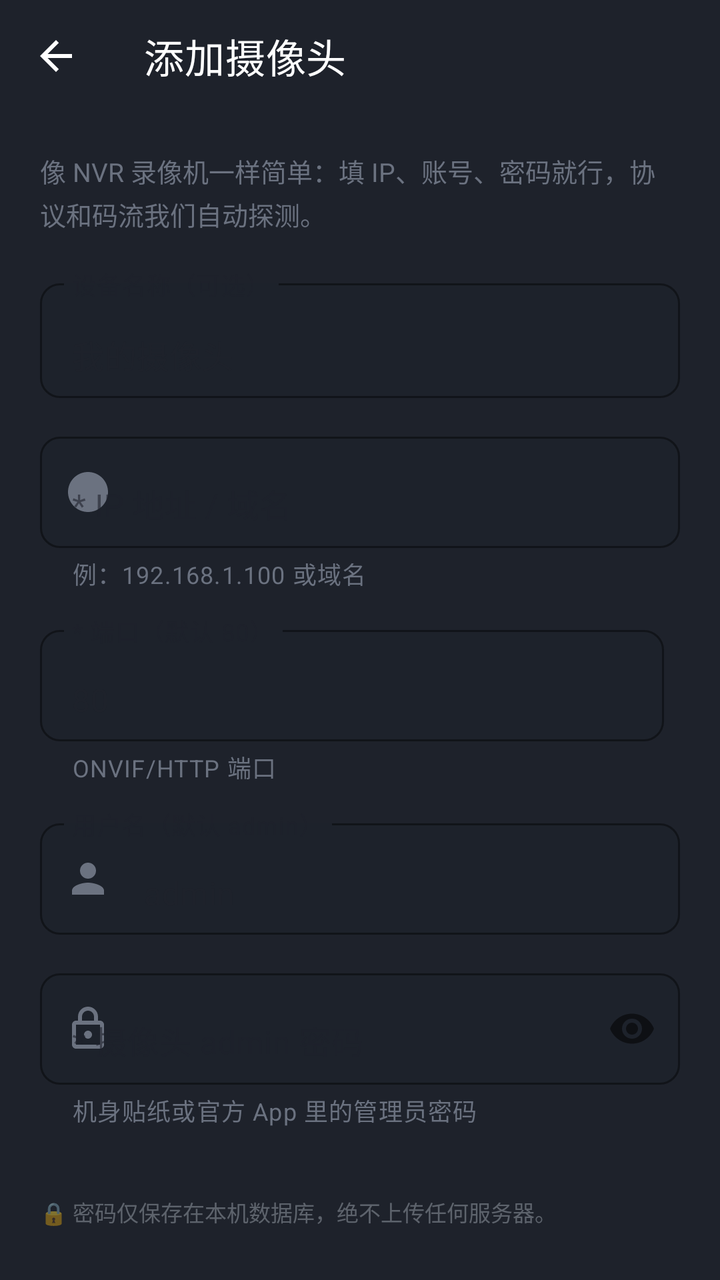
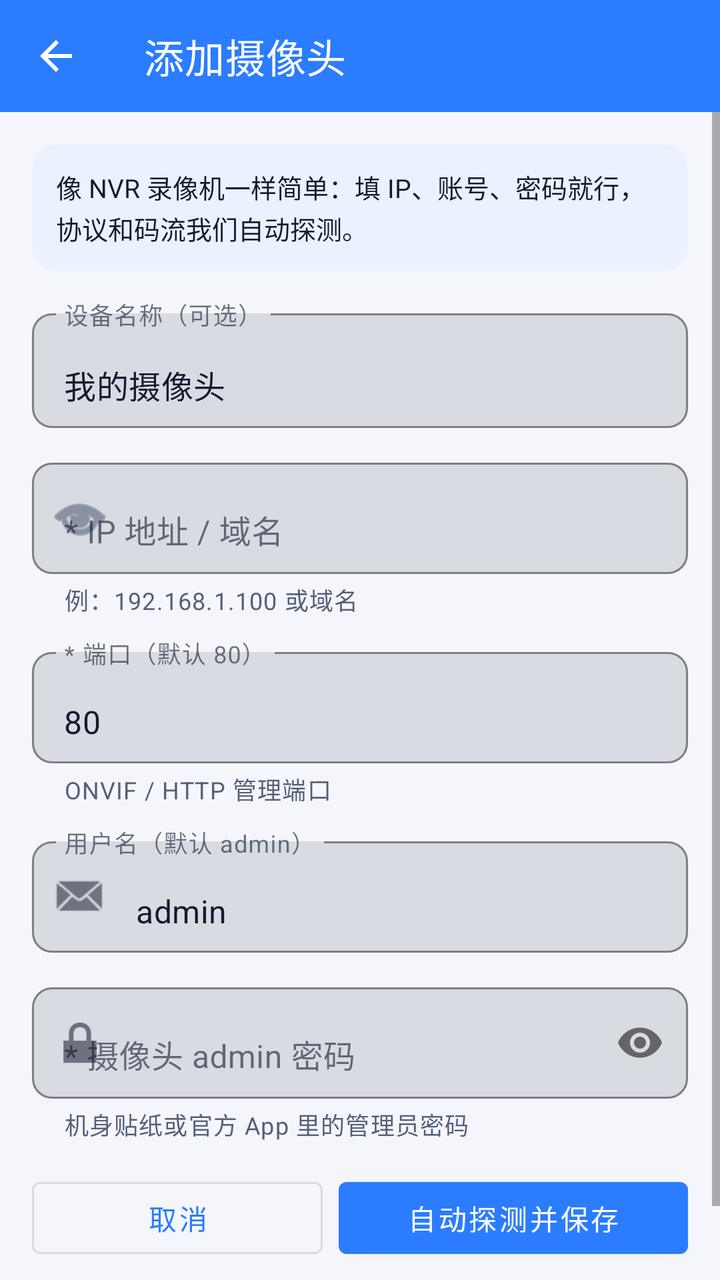

Screens rendered from an Android XML layout before and after an edit, with the pre-edit source and the edit as a unified diff.
<!-- AndroidManifest.xml: application theme Theme.CameraManager -->
<!-- res/layout/activity_add_device.xml -->
<?xml version="1.0" encoding="utf-8"?>
<LinearLayout xmlns:android="http://schemas.android.com/apk/res/android"
    xmlns:app="http://schemas.android.com/apk/res-auto"
    android:layout_width="match_parent" android:layout_height="match_parent"
    android:orientation="vertical" android:background="@color/bg_dark">

    <com.google.android.material.appbar.MaterialToolbar android:id="@+id/toolbar"
        android:layout_width="match_parent" android:layout_height="?attr/actionBarSize"
        android:background="@color/bg_dark" app:title="@string/add_device"
        app:titleTextColor="@color/white"
        app:navigationIcon="@drawable/ic_back_white"/>

    <ScrollView
        android:layout_width="match_parent" android:layout_height="0dp"
        android:layout_weight="1" android:fillViewport="true">

        <LinearLayout android:layout_width="match_parent" android:layout_height="wrap_content"
            android:orientation="vertical" android:padding="20dp">

            <TextView
                android:layout_width="match_parent" android:layout_height="wrap_content"
                android:text="像 NVR 录像机一样简单：填 IP、账号、密码就行，协议和码流我们自动探测。"
                android:textColor="@color/text_secondary" android:textSize="13sp"
                android:lineSpacingExtra="3dp"
                android:layout_marginBottom="20dp"/>

            <com.google.android.material.textfield.TextInputLayout
                android:layout_width="match_parent" android:layout_height="wrap_content"
                android:hint="设备名称（可选）" android:layout_marginBottom="14dp"
                app:boxBackgroundMode="outline" app:boxCornerRadiusTopStart="10dp"
                app:boxCornerRadiusTopEnd="10dp" app:boxCornerRadiusBottomStart="10dp"
                app:boxCornerRadiusBottomEnd="10dp"
                app:boxStrokeColor="@color/brand_primary"
                app:hintTextColor="@color/text_secondary">
                <com.google.android.material.textfield.TextInputEditText
                    android:id="@+id/editName" android:layout_width="match_parent"
                    android:layout_height="wrap_content" android:textColor="@color/text_primary"
                    android:text="我的摄像头"/>
            </com.google.android.material.textfield.TextInputLayout>

            <com.google.android.material.textfield.TextInputLayout
                android:layout_width="match_parent" android:layout_height="wrap_content"
                android:hint="* IP 地址 / 域名"
                android:layout_marginBottom="14dp"
                app:boxBackgroundMode="outline" app:boxCornerRadiusTopStart="10dp"
                app:boxCornerRadiusTopEnd="10dp" app:boxCornerRadiusBottomStart="10dp"
                app:boxCornerRadiusBottomEnd="10dp"
                app:boxStrokeColor="@color/brand_primary"
                app:startIconDrawable="@drawable/ic_ip" app:startIconTint="@color/text_secondary"
                app:helperText="例：192.168.1.100 或域名"
                app:helperTextTextColor="@color/text_secondary">
                <com.google.android.material.textfield.TextInputEditText
                    android:id="@+id/editHost" android:layout_width="match_parent"
                    android:layout_height="wrap_content" android:inputType="textUri"
                    android:textColor="@color/text_primary"/>
            </com.google.android.material.textfield.TextInputLayout>

            <LinearLayout
                android:layout_width="match_parent" android:layout_height="wrap_content"
                android:orientation="horizontal" android:layout_marginBottom="14dp">

                <com.google.android.material.textfield.TextInputLayout
                    android:layout_width="0dp" android:layout_height="wrap_content"
                    android:layout_weight="1" android:hint="* 端口（默认 80）"
                    android:layout_marginEnd="8dp"
                    app:boxBackgroundMode="outline" app:boxCornerRadiusTopStart="10dp"
                    app:boxCornerRadiusTopEnd="10dp" app:boxCornerRadiusBottomStart="10dp"
                    app:boxCornerRadiusBottomEnd="10dp"
                    app:boxStrokeColor="@color/brand_primary"
                    app:helperText="ONVIF/HTTP 端口"
                    app:helperTextTextColor="@color/text_secondary">
                    <com.google.android.material.textfield.TextInputEditText
                        android:id="@+id/editPort" android:layout_width="match_parent"
                        android:layout_height="wrap_content" android:inputType="number"
                        android:text="80" android:textColor="@color/text_primary"/>
                </com.google.android.material.textfield.TextInputLayout>
            </LinearLayout>

            <com.google.android.material.textfield.TextInputLayout
                android:layout_width="match_parent" android:layout_height="wrap_content"
                android:hint="用户名（默认 admin）"
                android:layout_marginBottom="14dp"
                app:boxBackgroundMode="outline" app:boxCornerRadiusTopStart="10dp"
                app:boxCornerRadiusTopEnd="10dp" app:boxCornerRadiusBottomStart="10dp"
                app:boxCornerRadiusBottomEnd="10dp"
                app:boxStrokeColor="@color/brand_primary"
                app:startIconDrawable="@drawable/ic_user" app:startIconTint="@color/text_secondary">
                <com.google.android.material.textfield.TextInputEditText
                    android:id="@+id/editUser" android:layout_width="match_parent"
                    android:layout_height="wrap_content" android:text="admin"
                    android:textColor="@color/text_primary"/>
            </com.google.android.material.textfield.TextInputLayout>

            <com.google.android.material.textfield.TextInputLayout
                android:layout_width="match_parent" android:layout_height="wrap_content"
                android:hint="* 摄像头 admin 密码"
                android:layout_marginBottom="18dp"
                app:boxBackgroundMode="outline" app:boxCornerRadiusTopStart="10dp"
                app:boxCornerRadiusTopEnd="10dp" app:boxCornerRadiusBottomStart="10dp"
                app:boxCornerRadiusBottomEnd="10dp"
                app:boxStrokeColor="@color/brand_primary"
                app:startIconDrawable="@drawable/ic_lock" app:startIconTint="@color/text_secondary"
                app:passwordToggleEnabled="true"
                app:helperText="机身贴纸或官方 App 里的管理员密码"
                app:helperTextTextColor="@color/text_secondary">
                <com.google.android.material.textfield.TextInputEditText
                    android:id="@+id/editPass" android:layout_width="match_parent"
                    android:layout_height="wrap_content"
                    android:inputType="textPassword"
                    android:textColor="@color/text_primary"/>
            </com.google.android.material.textfield.TextInputLayout>

            <com.google.android.material.card.MaterialCardView
                android:id="@+id/cardProbe"
                android:layout_width="match_parent" android:layout_height="wrap_content"
                android:layout_marginBottom="18dp"
                app:cardBackgroundColor="@color/bg_card"
                app:cardCornerRadius="10dp"
                app:strokeWidth="0dp"
                android:visibility="gone">

                <LinearLayout
                    android:layout_width="match_parent" android:layout_height="wrap_content"
                    android:orientation="vertical" android:padding="14dp">
                    <LinearLayout
                        android:layout_width="match_parent" android:layout_height="wrap_content"
                        android:orientation="horizontal" android:gravity="center_vertical">
                        <ProgressBar
                            android:id="@+id/probeProgress"
                            android:layout_width="22dp" android:layout_height="22dp"
                            android:indeterminateTint="@color/brand_accent"/>
                        <TextView
                            android:layout_width="wrap_content" android:layout_height="wrap_content"
                            android:layout_marginStart="10dp"
                            android:text="正在自动探测协议 / 码流 / 能力…"
                            android:textColor="@color/text_primary"
                            android:textStyle="bold" android:textSize="13sp"/>
                    </LinearLayout>
                    <TextView
                        android:id="@+id/probeLog"
                        android:layout_width="match_parent" android:layout_height="wrap_content"
                        android:layout_marginTop="8dp"
                        android:textColor="#B0B6BF"
                        android:textSize="12sp"
                        android:lineSpacingExtra="2dp"
                        android:fontFamily="monospace"/>
                </LinearLayout>
            </com.google.android.material.card.MaterialCardView>

            <LinearLayout
                android:layout_width="match_parent" android:layout_height="wrap_content"
                android:orientation="horizontal">
                <com.google.android.material.button.MaterialButton
                    android:id="@+id/btnCancel" style="@style/Widget.MaterialComponents.Button.OutlinedButton"
                    android:layout_width="0dp" android:layout_weight="1"
                    android:layout_marginEnd="8dp" app:cornerRadius="24dp"
                    app:strokeColor="@color/text_secondary"
                    android:textColor="@color/text_primary"
                    android:text="取消"/>
                <com.google.android.material.button.MaterialButton
                    android:id="@+id/btnSave"
                    android:layout_width="0dp" android:layout_weight="1.2"
                    app:cornerRadius="24dp"
                    android:backgroundTint="@color/brand_primary"
                    android:textColor="@color/white"
                    app:icon="@drawable/ic_search"
                    android:text="自动探测并保存"
                    android:textSize="14sp"
                    android:textStyle="bold"/>
            </LinearLayout>

            <TextView
                android:layout_width="match_parent" android:layout_height="wrap_content"
                android:layout_marginTop="16dp"
                android:text="🔒 密码仅保存在本机数据库，绝不上传任何服务器。"
                android:textColor="#70B0B6BF" android:textSize="11sp"/>
        </LinearLayout>
    </ScrollView>
</LinearLayout>
<!-- resources referenced by this layout -->
<resources>
  <color name="bg_card">#FFFFFF</color>
  <color name="bg_dark">#1E222B</color>
  <color name="brand_accent">#00C48C</color>
  <color name="brand_primary">#00A6FF</color>
  <color name="text_primary">#1E222B</color>
  <color name="text_secondary">#6B7280</color>
  <color name="white">#FFFFFF</color>
  <!-- drawable ic_back_white (drawable) -->
  <vector xmlns:android="http://schemas.android.com/apk/res/android"
      android:width="24dp" android:height="24dp"
      android:viewportWidth="24" android:viewportHeight="24"
      android:tint="#FFFFFF">
      <path android:fillColor="#FFFFFFFF"
          android:pathData="M20,11H7.83l5.59,-5.59L12,4l-8,8 8,8 1.41,-1.41L7.83,13H20v-2z"/>
  </vector>
  <!-- drawable ic_ip (drawable) -->
  <vector xmlns:android="http://schemas.android.com/apk/res/android"
      android:width="24dp" android:height="24dp"
      android:viewportWidth="24" android:viewportHeight="24">
      <path android:fillColor="#FFFFFFFF"
          android:pathData="M10.5,16.5h3v-3h5v-3h-5v-3h-3v3h-5v3h5v3zM12,2C6.48,2 2,6.48 2,12s4.48,10 10,10 10,-4.48 10,-10S17.52,2 12,2z"/>
  </vector>
  <!-- drawable ic_lock (drawable) -->
  <vector xmlns:android="http://schemas.android.com/apk/res/android"
      android:width="24dp" android:height="24dp"
      android:viewportWidth="24" android:viewportHeight="24">
      <path android:fillColor="#FFFFFFFF"
          android:pathData="M18,8h-1L17,6c0,-2.76 -2.24,-5 -5,-5S7,3.24 7,6v2L6,8c-1.1,0 -2,0.9 -2,2v10c0,1.1 0.9,2 2,2h12c1.1,0 2,-0.9 2,-2L20,10c0,-1.1 -0.9,-2 -2,-2zM9,6c0,-1.66 1.34,-3 3,-3s3,1.34 3,3v2L9,8L9,6zM18,20L6,20L6,10h12v10zM12,17c1.1,0 2,-0.9 2,-2s-0.9,-2 -2,-2 -2,0.9 -2,2 0.9,2 2,2z"/>
  </vector>
  <!-- drawable ic_search (drawable) -->
  <vector xmlns:android="http://schemas.android.com/apk/res/android"
      android:width="24dp" android:height="24dp"
      android:viewportWidth="24" android:viewportHeight="24">
      <path android:fillColor="#FFFFFFFF"
          android:pathData="M15.5,14h-0.79l-0.28,-0.27A11.16,11.16 0,0 0,16.5 9.5C16.5,6.42 14.08,4 11,4S5.5,6.42 5.5,9.5c0,1.61 0.49,3.11 1.33,4.34l-0.28,0.27h-0.79c-0.39,0 -0.62,0.47 -0.39,0.76l2.5,3.19c0.2,0.26 0.62,0.26 0.82,0l2.5,-3.19C16.12,14.47 15.89,14 15.5,14zM11,12c-1.38,0 -2.5,-1.12 -2.5,-2.5S9.62,7 11,7s2.5,1.12 2.5,2.5S12.38,12 11,12z"/>
  </vector>
  <!-- drawable ic_user (drawable) -->
  <vector xmlns:android="http://schemas.android.com/apk/res/android"
      android:width="24dp" android:height="24dp"
      android:viewportWidth="24" android:viewportHeight="24">
      <path android:fillColor="#FFFFFFFF"
          android:pathData="M12,12c2.21,0 4,-1.79 4,-4s-1.79,-4 -4,-4 -4,1.79 -4,4 1.79,4 4,4zM12,14c-2.67,0 -8,1.34 -8,4v2h16v-2c0,-2.66 -5.33,-4 -8,-4z"/>
  </vector>
  <string name="add_device">添加摄像头</string>
  <color name="brand_primary_dark">#008AD6</color>
  <color name="error_red">#FF4D4F</color>
  <color name="bg_page">#F5F7FA</color>
  <style name="AlertDialogLight" parent="ThemeOverlay.MaterialComponents.MaterialAlertDialog">
          <item name="android:background">@color/bg_card</item>
          <item name="android:textColorPrimary">@color/text_primary</item>
          <item name="colorSurface">@color/bg_card</item>
      </style>
  <!-- unchanged entries left out for length: 1 -->
</resources>

<!-- the commit's change to res/layout/activity_add_device.xml (unified diff, before → after) -->
@@ -2,133 +2,131 @@
 <LinearLayout xmlns:android="http://schemas.android.com/apk/res/android"
     xmlns:app="http://schemas.android.com/apk/res-auto"
     android:layout_width="match_parent" android:layout_height="match_parent"
-    android:orientation="vertical" android:background="@color/bg_dark">
+    android:orientation="vertical" android:background="@color/bg_page">
 
     <com.google.android.material.appbar.MaterialToolbar android:id="@+id/toolbar"
         android:layout_width="match_parent" android:layout_height="?attr/actionBarSize"
-        android:background="@color/bg_dark" app:title="@string/add_device"
+        android:background="@color/brand_primary" app:title="@string/add_device"
         app:titleTextColor="@color/white"
         app:navigationIcon="@drawable/ic_back_white"/>
 
     <ScrollView
-        android:layout_width="match_parent" android:layout_height="0dp"
-        android:layout_weight="1" android:fillViewport="true">
+        android:layout_width="match_parent" android:layout_height="match_parent"
+        android:fillViewport="true"
+        android:overScrollMode="never">
 
         <LinearLayout android:layout_width="match_parent" android:layout_height="wrap_content"
-            android:orientation="vertical" android:padding="20dp">
+            android:orientation="vertical" android:padding="16dp" android:paddingBottom="28dp">
 
-            <TextView
+            <com.google.android.material.card.MaterialCardView
                 android:layout_width="match_parent" android:layout_height="wrap_content"
-                android:text="像 NVR 录像机一样简单：填 IP、账号、密码就行，协议和码流我们自动探测。"
-                android:textColor="@color/text_secondary" android:textSize="13sp"
-                android:lineSpacingExtra="3dp"
-                android:layout_marginBottom="20dp"/>
+                app:cardCornerRadius="12dp" app:cardElevation="0dp"
+                app:cardBackgroundColor="@color/brand_primary_soft"
+                app:strokeWidth="0dp"
+                android:layout_marginBottom="16dp">
+                <TextView android:layout_width="match_parent" android:layout_height="wrap_content"
+                    android:padding="12dp"
+                    android:text="像 NVR 录像机一样简单：填 IP、账号、密码就行，协议和码流我们自动探测。"
+                    android:textColor="@color/text_primary" android:textSize="13sp"
+                    android:lineSpacingExtra="2dp"/>
+            </com.google.android.material.card.MaterialCardView>
 
             <com.google.android.material.textfield.TextInputLayout
                 android:layout_width="match_parent" android:layout_height="wrap_content"
-                android:hint="设备名称（可选）" android:layout_marginBottom="14dp"
-                app:boxBackgroundMode="outline" app:boxCornerRadiusTopStart="10dp"
-                app:boxCornerRadiusTopEnd="10dp" app:boxCornerRadiusBottomStart="10dp"
-                app:boxCornerRadiusBottomEnd="10dp"
+                android:hint="设备名称（可选）" android:layout_marginBottom="12dp"
+                app:boxBackgroundMode="outline"
+                app:boxCornerRadiusTopStart="10dp" app:boxCornerRadiusTopEnd="10dp"
+                app:boxCornerRadiusBottomStart="10dp" app:boxCornerRadiusBottomEnd="10dp"
                 app:boxStrokeColor="@color/brand_primary"
                 app:hintTextColor="@color/text_secondary">
                 <com.google.android.material.textfield.TextInputEditText
-                    android:id="@+id/editName" android:layout_width="match_parent"
-                    android:layout_height="wrap_content" android:textColor="@color/text_primary"
-                    android:text="我的摄像头"/>
+                    android:id="@+id/editName"
+                    android:layout_width="match_parent" android:layout_height="wrap_content"
+                    android:text="我的摄像头" android:textColor="@color/text_primary"/>
             </com.google.android.material.textfield.TextInputLayout>
 
             <com.google.android.material.textfield.TextInputLayout
                 android:layout_width="match_parent" android:layout_height="wrap_content"
-                android:hint="* IP 地址 / 域名"
-                android:layout_marginBottom="14dp"
-                app:boxBackgroundMode="outline" app:boxCornerRadiusTopStart="10dp"
-                app:boxCornerRadiusTopEnd="10dp" app:boxCornerRadiusBottomStart="10dp"
-                app:boxCornerRadiusBottomEnd="10dp"
+                android:hint="* IP 地址 / 域名" android:layout_marginBottom="12dp"
+                app:boxBackgroundMode="outline"
+                app:boxCornerRadiusTopStart="10dp" app:boxCornerRadiusTopEnd="10dp"
+                app:boxCornerRadiusBottomStart="10dp" app:boxCornerRadiusBottomEnd="10dp"
                 app:boxStrokeColor="@color/brand_primary"
-                app:startIconDrawable="@drawable/ic_ip" app:startIconTint="@color/text_secondary"
+                app:startIconDrawable="@android:drawable/ic_menu_view"
+                app:startIconTint="@color/text_secondary"
                 app:helperText="例：192.168.1.100 或域名"
                 app:helperTextTextColor="@color/text_secondary">
                 <com.google.android.material.textfield.TextInputEditText
-                    android:id="@+id/editHost" android:layout_width="match_parent"
-                    android:layout_height="wrap_content" android:inputType="textUri"
-                    android:textColor="@color/text_primary"/>
-            </com.google.android.material.textfield.TextInputLayout>
-
-            <LinearLayout
-                android:layout_width="match_parent" android:layout_height="wrap_content"
-                android:orientation="horizontal" android:layout_marginBottom="14dp">
-
-                <com.google.android.material.textfield.TextInputLayout
-                    android:layout_width="0dp" android:layout_height="wrap_content"
-                    android:layout_weight="1" android:hint="* 端口（默认 80）"
-                    android:layout_marginEnd="8dp"
-                    app:boxBackgroundMode="outline" app:boxCornerRadiusTopStart="10dp"
-                    app:boxCornerRadiusTopEnd="10dp" app:boxCornerRadiusBottomStart="10dp"
-                    app:boxCornerRadiusBottomEnd="10dp"
-                    app:boxStrokeColor="@color/brand_primary"
-                    app:helperText="ONVIF/HTTP 端口"
-                    app:helperTextTextColor="@color/text_secondary">
-                    <com.google.android.material.textfield.TextInputEditText
-                        android:id="@+id/editPort" android:layout_width="match_parent"
-                        android:layout_height="wrap_content" android:inputType="number"
-                        android:text="80" android:textColor="@color/text_primary"/>
-                </com.google.android.material.textfield.TextInputLayout>
-            </LinearLayout>
-
-            <com.google.android.material.textfield.TextInputLayout
-                android:layout_width="match_parent" android:layout_height="wrap_content"
-                android:hint="用户名（默认 admin）"
-                android:layout_marginBottom="14dp"
-                app:boxBackgroundMode="outline" app:boxCornerRadiusTopStart="10dp"
-                app:boxCornerRadiusTopEnd="10dp" app:boxCornerRadiusBottomStart="10dp"
-                app:boxCornerRadiusBottomEnd="10dp"
-                app:boxStrokeColor="@color/brand_primary"
-                app:startIconDrawable="@drawable/ic_user" app:startIconTint="@color/text_secondary">
-                <com.google.android.material.textfield.TextInputEditText
-                    android:id="@+id/editUser" android:layout_width="match_parent"
-                    android:layout_height="wrap_content" android:text="admin"
-                    android:textColor="@color/text_primary"/>
+                    android:id="@+id/editHost"
+                    android:layout_width="match_parent" android:layout_height="wrap_content"
+                    android:inputType="textUri" android:textColor="@color/text_primary"/>
             </com.google.android.material.textfield.TextInputLayout>
 
             <com.google.android.material.textfield.TextInputLayout
                 android:layout_width="match_parent" android:layout_height="wrap_content"
-                android:hint="* 摄像头 admin 密码"
-                android:layout_marginBottom="18dp"
-                app:boxBackgroundMode="outline" app:boxCornerRadiusTopStart="10dp"
-                app:boxCornerRadiusTopEnd="10dp" app:boxCornerRadiusBottomStart="10dp"
-                app:boxCornerRadiusBottomEnd="10dp"
+                android:hint="* 端口（默认 80）" android:layout_marginBottom="12dp"
+                app:boxBackgroundMode="outline"
+                app:boxCornerRadiusTopStart="10dp" app:boxCornerRadiusTopEnd="10dp"
+                app:boxCornerRadiusBottomStart="10dp" app:boxCornerRadiusBottomEnd="10dp"
                 app:boxStrokeColor="@color/brand_primary"
-                app:startIconDrawable="@drawable/ic_lock" app:startIconTint="@color/text_secondary"
+                app:helperText="ONVIF / HTTP 管理端口"
+                app:helperTextTextColor="@color/text_secondary">
+                <com.google.android.material.textfield.TextInputEditText
+                    android:id="@+id/editPort"
+                    android:layout_width="match_parent" android:layout_height="wrap_content"
+                    android:inputType="number"
+                    android:text="80" android:textColor="@color/text_primary"/>
+            </com.google.android.material.textfield.TextInputLayout>
+
+            <com.google.android.material.textfield.TextInputLayout
+                android:layout_width="match_parent" android:layout_height="wrap_content"
+                android:hint="用户名（默认 admin）" android:layout_marginBottom="12dp"
+                app:boxBackgroundMode="outline"
+                app:boxCornerRadiusTopStart="10dp" app:boxCornerRadiusTopEnd="10dp"
+                app:boxCornerRadiusBottomStart="10dp" app:boxCornerRadiusBottomEnd="10dp"
+                app:boxStrokeColor="@color/brand_primary"
+                app:startIconDrawable="@android:drawable/sym_action_email">
+                <com.google.android.material.textfield.TextInputEditText
+                    android:id="@+id/editUser"
+                    android:layout_width="match_parent" android:layout_height="wrap_content"
+                    android:text="admin" android:textColor="@color/text_primary"/>
+            </com.google.android.material.textfield.TextInputLayout>
+
+            <com.google.android.material.textfield.TextInputLayout
+                android:layout_width="match_parent" android:layout_height="wrap_content"
+                android:hint="* 摄像头 admin 密码" android:layout_marginBottom="14dp"
+                app:boxBackgroundMode="outline"
+                app:boxCornerRadiusTopStart="10dp" app:boxCornerRadiusTopEnd="10dp"
+                app:boxCornerRadiusBottomStart="10dp" app:boxCornerRadiusBottomEnd="10dp"
+                app:boxStrokeColor="@color/brand_primary"
+                app:startIconDrawable="@android:drawable/ic_lock_lock"
                 app:passwordToggleEnabled="true"
                 app:helperText="机身贴纸或官方 App 里的管理员密码"
                 app:helperTextTextColor="@color/text_secondary">
                 <com.google.android.material.textfield.TextInputEditText
-                    android:id="@+id/editPass" android:layout_width="match_parent"
-                    android:layout_height="wrap_content"
-                    android:inputType="textPassword"
-                    android:textColor="@color/text_primary"/>
+                    android:id="@+id/editPass"
+                    android:layout_width="match_parent" android:layout_height="wrap_content"
+                    android:inputType="textPassword" android:textColor="@color/text_primary"/>
             </com.google.android.material.textfield.TextInputLayout>
 
             <com.google.android.material.card.MaterialCardView
                 android:id="@+id/cardProbe"
                 android:layout_width="match_parent" android:layout_height="wrap_content"
-                android:layout_marginBottom="18dp"
+                android:layout_marginBottom="16dp"
                 app:cardBackgroundColor="@color/bg_card"
                 app:cardCornerRadius="10dp"
                 app:strokeWidth="0dp"
                 android:visibility="gone">
-
                 <LinearLayout
                     android:layout_width="match_parent" android:layout_height="wrap_content"
-                    android:orientation="vertical" android:padding="14dp">
+                    android:orientation="vertical" android:padding="12dp">
                     <LinearLayout
                         android:layout_width="match_parent" android:layout_height="wrap_content"
                         android:orientation="horizontal" android:gravity="center_vertical">
                         <ProgressBar
                             android:id="@+id/probeProgress"
-                            android:layout_width="22dp" android:layout_height="22dp"
-                            android:indeterminateTint="@color/brand_accent"/>
+                            android:layout_width="20dp" android:layout_height="20dp"
+                            android:indeterminateTint="@color/brand_primary"/>
                         <TextView
                             android:layout_width="wrap_content" android:layout_height="wrap_content"
                             android:layout_marginStart="10dp"
@@ -136,11 +134,10 @@
                             android:textColor="@color/text_primary"
                             android:textStyle="bold" android:textSize="13sp"/>
                     </LinearLayout>
-                    <TextView
-                        android:id="@+id/probeLog"
+                    <TextView android:id="@+id/probeLog"
                         android:layout_width="match_parent" android:layout_height="wrap_content"
-                        android:layout_marginTop="8dp"
-                        android:textColor="#B0B6BF"
+                        android:layout_marginTop="6dp"
+                        android:textColor="@color/text_secondary"
                         android:textSize="12sp"
                         android:lineSpacingExtra="2dp"
                         android:fontFamily="monospace"/>
@@ -151,29 +148,26 @@
                 android:layout_width="match_parent" android:layout_height="wrap_content"
                 android:orientation="horizontal">
                 <com.google.android.material.button.MaterialButton
-                    android:id="@+id/btnCancel" style="@style/Widget.MaterialComponents.Button.OutlinedButton"
-                    android:layout_width="0dp" android:layout_weight="1"
-                    android:layout_marginEnd="8dp" app:cornerRadius="24dp"
-                    app:strokeColor="@color/text_secondary"
-                    android:textColor="@color/text_primary"
+                    android:id="@+id/btnCancel"
+                    style="@style/Widget.MaterialComponents.Button.OutlinedButton"
+                    android:layout_width="0dp" android:layout_height="48dp"
+                    android:layout_weight="1"
+                    android:layout_marginEnd="8dp"
                     android:text="取消"/>
                 <com.google.android.material.button.MaterialButton
                     android:id="@+id/btnSave"
-                    android:layout_width="0dp" android:layout_weight="1.2"
-                    app:cornerRadius="24dp"
-                    android:backgroundTint="@color/brand_primary"
-                    android:textColor="@color/white"
-                    app:icon="@drawable/ic_search"
-                    android:text="自动探测并保存"
-                    android:textSize="14sp"
-                    android:textStyle="bold"/>
+                    style="@style/Widget.MaterialComponents.Button"
+                    android:layout_width="0dp" android:layout_height="48dp"
+                    android:layout_weight="1.2"
+                    android:text="自动探测并保存"/>
             </LinearLayout>
 
             <TextView
                 android:layout_width="match_parent" android:layout_height="wrap_content"
-                android:layout_marginTop="16dp"
-                android:text="🔒 密码仅保存在本机数据库，绝不上传任何服务器。"
-                android:textColor="#70B0B6BF" android:textSize="11sp"/>
+                android:layout_marginTop="14dp"
+                android:text="密码仅保存在本机数据库，绝不上传任何服务器。"
+                android:textColor="@color/text_tertiary" android:textSize="11sp"
+                android:gravity="center"/>
         </LinearLayout>
     </ScrollView>
 </LinearLayout>
<!-- resource entries referenced after the edit -->
@@ -1,11 +1,12 @@
 <!-- resources referenced by this layout -->
 <resources>
   <color name="bg_card">#FFFFFF</color>
-  <color name="bg_dark">#1E222B</color>
-  <color name="brand_accent">#00C48C</color>
-  <color name="brand_primary">#00A6FF</color>
-  <color name="text_primary">#1E222B</color>
-  <color name="text_secondary">#6B7280</color>
+  <color name="brand_accent">#12C2A0</color>
+  <color name="brand_primary">#2B7CFF</color>
+  <color name="brand_primary_soft">#EAF1FF</color>
+  <color name="text_primary">#131A2A</color>
+  <color name="text_secondary">#55607A</color>
+  <color name="text_tertiary">#98A1B8</color>
   <color name="white">#FFFFFF</color>
   <!-- drawable ic_back_white (drawable) -->
   <vector xmlns:android="http://schemas.android.com/apk/res/android"
@@ -15,38 +16,10 @@
       <path android:fillColor="#FFFFFFFF"
           android:pathData="M20,11H7.83l5.59,-5.59L12,4l-8,8 8,8 1.41,-1.41L7.83,13H20v-2z"/>
   </vector>
-  <!-- drawable ic_ip (drawable) -->
-  <vector xmlns:android="http://schemas.android.com/apk/res/android"
-      android:width="24dp" android:height="24dp"
-      android:viewportWidth="24" android:viewportHeight="24">
-      <path android:fillColor="#FFFFFFFF"
-          android:pathData="M10.5,16.5h3v-3h5v-3h-5v-3h-3v3h-5v3h5v3zM12,2C6.48,2 2,6.48 2,12s4.48,10 10,10 10,-4.48 10,-10S17.52,2 12,2z"/>
-  </vector>
-  <!-- drawable ic_lock (drawable) -->
-  <vector xmlns:android="http://schemas.android.com/apk/res/android"
-      android:width="24dp" android:height="24dp"
-      android:viewportWidth="24" android:viewportHeight="24">
-      <path android:fillColor="#FFFFFFFF"
-          android:pathData="M18,8h-1L17,6c0,-2.76 -2.24,-5 -5,-5S7,3.24 7,6v2L6,8c-1.1,0 -2,0.9 -2,2v10c0,1.1 0.9,2 2,2h12c1.1,0 2,-0.9 2,-2L20,10c0,-1.1 -0.9,-2 -2,-2zM9,6c0,-1.66 1.34,-3 3,-3s3,1.34 3,3v2L9,8L9,6zM18,20L6,20L6,10h12v10zM12,17c1.1,0 2,-0.9 2,-2s-0.9,-2 -2,-2 -2,0.9 -2,2 0.9,2 2,2z"/>
-  </vector>
-  <!-- drawable ic_search (drawable) -->
-  <vector xmlns:android="http://schemas.android.com/apk/res/android"
-      android:width="24dp" android:height="24dp"
-      android:viewportWidth="24" android:viewportHeight="24">
-      <path android:fillColor="#FFFFFFFF"
-          android:pathData="M15.5,14h-0.79l-0.28,-0.27A11.16,11.16 0,0 0,16.5 9.5C16.5,6.42 14.08,4 11,4S5.5,6.42 5.5,9.5c0,1.61 0.49,3.11 1.33,4.34l-0.28,0.27h-0.79c-0.39,0 -0.62,0.47 -0.39,0.76l2.5,3.19c0.2,0.26 0.62,0.26 0.82,0l2.5,-3.19C16.12,14.47 15.89,14 15.5,14zM11,12c-1.38,0 -2.5,-1.12 -2.5,-2.5S9.62,7 11,7s2.5,1.12 2.5,2.5S12.38,12 11,12z"/>
-  </vector>
-  <!-- drawable ic_user (drawable) -->
-  <vector xmlns:android="http://schemas.android.com/apk/res/android"
-      android:width="24dp" android:height="24dp"
-      android:viewportWidth="24" android:viewportHeight="24">
-      <path android:fillColor="#FFFFFFFF"
-          android:pathData="M12,12c2.21,0 4,-1.79 4,-4s-1.79,-4 -4,-4 -4,1.79 -4,4 1.79,4 4,4zM12,14c-2.67,0 -8,1.34 -8,4v2h16v-2c0,-2.66 -5.33,-4 -8,-4z"/>
-  </vector>
   <string name="add_device">添加摄像头</string>
-  <color name="brand_primary_dark">#008AD6</color>
-  <color name="error_red">#FF4D4F</color>
-  <color name="bg_page">#F5F7FA</color>
+  <color name="brand_primary_dark">#1E64D6</color>
+  <color name="error_red">#F5555B</color>
+  <color name="bg_page">#F4F6FB</color>
   <style name="AlertDialogLight" parent="ThemeOverlay.MaterialComponents.MaterialAlertDialog">
           <item name="android:background">@color/bg_card</item>
           <item name="android:textColorPrimary">@color/text_primary</item>
